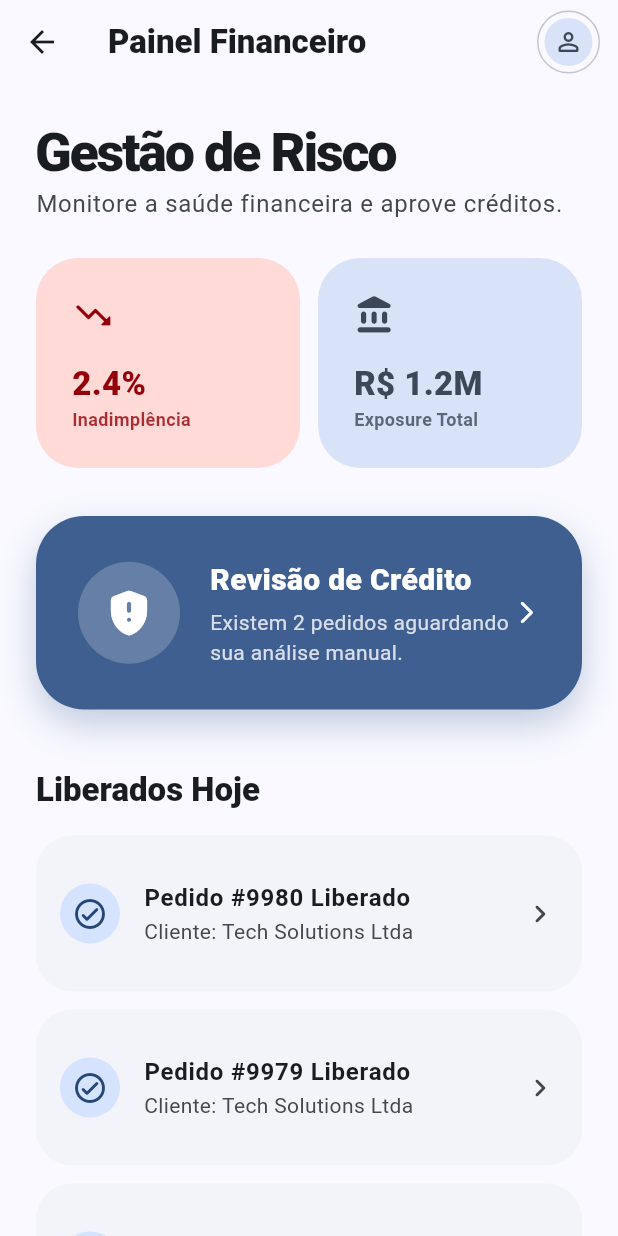
After one commit to teiGustavo/ecommerce-b2b, a Flutter app: the FinanceHomePage screen opened directly, on a phone screen of 412 x 824 dp. The commit adds this screen. Run offline on Flutter 3.47's test engine with Material 3 defaults, Android fonts, the phone set to English and light mode, and no system bars; our stand-ins replace equatable, flutter_bloc, formz, get_it, go_router; accounts and stored records are empty.

Commit message:
✨ feat(finance): adicionar página de revisão financeira e lógica de aprovação

```diff
--- a/lib/app/core/routes/app_routes.dart
+++ b/lib/app/core/routes/app_routes.dart
@@ -8,6 +8,8 @@ import 'package:ecommerce_b2b/modules/identity_access/presentation/cubit/auth_cu
 import 'package:ecommerce_b2b/modules/identity_access/presentation/pages/login_page.dart';
 import 'package:ecommerce_b2b/modules/customer_portal/presentation/pages/buyer_home_page.dart';
 import 'package:ecommerce_b2b/modules/sales_team/sales_representative/presentation/pages/representative_home_page.dart';
+import 'package:ecommerce_b2b/modules/order_flow/sales_order/presentation/finance_review/pages/finance_home_page.dart';
+import 'package:ecommerce_b2b/modules/order_flow/sales_order/presentation/finance_review/pages/finance_review_page.dart';
 import 'package:flutter/material.dart';
 import 'package:go_router/go_router.dart';
 import 'package:flutter_bloc/flutter_bloc.dart';
@@ -57,9 +59,16 @@ final appRouter = GoRouter(
               if (authState.session.role == UserRole.representative) {
                 return const RepresentativeHomePage();
               }
+              if (authState.session.role == UserRole.finance) {
+                return const FinanceHomePage();
+              }
             }
             return const HomePage();
           },
+        ),
+        GoRoute(
+          path: AppPage.finance.path,
+          builder: (context, state) => const FinanceReviewPage(),
         ),
       ],
     ),
--- a/lib/modules/order_flow/sales_order/domain/repositories/sales_order_repository.dart
+++ b/lib/modules/order_flow/sales_order/domain/repositories/sales_order_repository.dart
@@ -1,3 +1,4 @@
+import 'package:ecommerce_b2b/modules/order_flow/domain/enums/order_status.dart';
 import 'package:ecommerce_b2b/modules/order_flow/sales_order/domain/sales_order.dart';
 import 'package:ecommerce_b2b/modules/shared_kernel/domain/common/ids/company_id.dart';
 
@@ -5,4 +6,7 @@ import 'package:ecommerce_b2b/modules/shared_kernel/domain/common/ids/company_id
 abstract class SalesOrderRepository {
   /// Busca todos os pedidos vinculados a uma empresa específica (RF18).
   Future<List<SalesOrder>> findByCompanyId(CompanyId companyId);
+
+  /// Busca pedidos por status (ex: aguardando aprovação financeira).
+  Future<List<SalesOrder>> findByStatus(OrderStatus status);
 }
--- /dev/null
+++ b/lib/modules/order_flow/sales_order/presentation/finance_review/pages/finance_home_page.dart
@@ -0,0 +1,261 @@
+import 'package:ecommerce_b2b/app/core/routes/app_pages.dart';
+import 'package:ecommerce_b2b/app/presentation/widgets/user_profile_dropdown.dart';
+import 'package:flutter/material.dart';
+import 'package:go_router/go_router.dart';
+
+class FinanceHomePage extends StatelessWidget {
+  const FinanceHomePage({super.key});
+
+  @override
+  Widget build(BuildContext context) {
+    final theme = Theme.of(context);
+    final colorScheme = theme.colorScheme;
+
+    return Scaffold(
+      backgroundColor: colorScheme.surface,
+      appBar: AppBar(
+        title: const Text('Painel Financeiro',
+            style: TextStyle(fontWeight: FontWeight.w900)),
+        actions: const [UserProfileDropdown()],
+      ),
+      body: RefreshIndicator(
+        onRefresh: () async {
+          // Simulação de recarregamento
+          await Future.delayed(const Duration(seconds: 1));
+        },
+        child: CustomScrollView(
+          slivers: [
+            // Cabeçalho de Boas-vindas
+            SliverToBoxAdapter(
+              child: Padding(
+                padding: const EdgeInsets.all(24.0),
+                child: Column(
+                  crossAxisAlignment: CrossAxisAlignment.start,
+                  children: [
+                    Text(
+                      'Gestão de Risco',
+                      style: theme.textTheme.displaySmall?.copyWith(
+                        fontWeight: FontWeight.w900,
+                        letterSpacing: -1.5,
+                        color: colorScheme.onSurface,
+                      ),
+                    ),
+                    Text(
+                      'Monitore a saúde financeira e aprove créditos.',
+                      style: theme.textTheme.bodyLarge?.copyWith(
+                        color: colorScheme.onSurfaceVariant,
+                      ),
+                    ),
+                  ],
+                ),
+              ),
+            ),
+
+            // Cards de Métricas Críticas (Expressive Row)
+            SliverToBoxAdapter(
+              child: Padding(
+                padding: const EdgeInsets.symmetric(horizontal: 24.0),
+                child: Row(
+                  children: [
+                    _buildMetricCard(
+                      context,
+                      'Inadimplência',
+                      '2.4%',
+                      Icons.trending_down_rounded,
+                      colorScheme.errorContainer,
+                      colorScheme.onErrorContainer,
+                    ),
+                    const SizedBox(width: 12),
+                    _buildMetricCard(
+                      context,
+                      'Exposure Total',
+                      'R\$ 1.2M',
+                      Icons.account_balance_rounded,
+                      colorScheme.secondaryContainer,
+                      colorScheme.onSecondaryContainer,
+                    ),
+                  ],
+                ),
+              ),
+            ),
+
+            // Ação Principal: Revisão de Crédito
+            SliverToBoxAdapter(
+              child: Padding(
+                padding: const EdgeInsets.fromLTRB(24, 32, 24, 16),
+                child: _buildActionHeroCard(
+                  context,
+                  'Revisão de Crédito',
+                  'Existem 2 pedidos aguardando sua análise manual.',
+                  Icons.gpp_maybe_rounded,
+                  colorScheme.primary,
+                  colorScheme.onPrimary,
+                  () => context.go(AppPage.finance.path),
+                ),
+              ),
+            ),
+
+            // Seção de Atividades
+            SliverToBoxAdapter(
+              child: Padding(
+                padding: const EdgeInsets.fromLTRB(24, 24, 24, 16),
+                child: Text(
+                  'Liberados Hoje',
+                  style: theme.textTheme.titleLarge?.copyWith(
+                    fontWeight: FontWeight.w900,
+                  ),
+                ),
+              ),
+            ),
+
+            SliverPadding(
+              padding: const EdgeInsets.symmetric(horizontal: 24),
+              sliver: SliverList(
+                delegate: SliverChildBuilderDelegate(
+                  (context, index) {
+                    return Card(
+                      margin: const EdgeInsets.only(bottom: 12),
+                      color: colorScheme.surfaceContainerLow,
+                      shape: RoundedRectangleBorder(
+                          borderRadius: BorderRadius.circular(24)),
+                      child: ListTile(
+                        contentPadding: const EdgeInsets.all(16),
+                        leading: CircleAvatar(
+                          backgroundColor: colorScheme.primaryContainer,
+                          child: Icon(Icons.check_circle_outline_rounded,
+                              color: colorScheme.onPrimaryContainer),
+                        ),
+                        title: Text('Pedido #99${80 - index} Liberado',
+                            style:
+                                const TextStyle(fontWeight: FontWeight.bold)),
+                        subtitle: const Text('Cliente: Tech Solutions Ltda'),
+                        trailing: const Icon(Icons.chevron_right_rounded),
+                      ),
+                    );
+                  },
+                  childCount: 3,
+                ),
+              ),
+            ),
+
+            const SliverToBoxAdapter(child: SizedBox(height: 32)),
+          ],
+        ),
+      ),
+    );
+  }
+
+  Widget _buildMetricCard(
+    BuildContext context,
+    String label,
+    String value,
+    IconData icon,
+    Color backgroundColor,
+    Color foregroundColor,
+  ) {
+    return Expanded(
+      child: Container(
+        padding: const EdgeInsets.all(24),
+        decoration: BoxDecoration(
+          color: backgroundColor,
+          borderRadius: BorderRadius.circular(28),
+        ),
+        child: Column(
+          crossAxisAlignment: CrossAxisAlignment.start,
+          children: [
+            Icon(icon, color: foregroundColor, size: 28),
+            const SizedBox(height: 16),
+            Text(
+              value,
+              style: TextStyle(
+                color: foregroundColor,
+                fontSize: 22,
+                fontWeight: FontWeight.w900,
+              ),
+            ),
+            Text(
+              label,
+              style: TextStyle(
+                color: foregroundColor.withValues(alpha: 0.8),
+                fontSize: 12,
+                fontWeight: FontWeight.bold,
+              ),
+            ),
+          ],
+        ),
+      ),
+    );
+  }
+
+  Widget _buildActionHeroCard(
+    BuildContext context,
+    String title,
+    String subtitle,
+    IconData icon,
+    Color backgroundColor,
+    Color foregroundColor,
+    VoidCallback onTap,
+  ) {
+    return Container(
+      decoration: BoxDecoration(
+        color: backgroundColor,
+        borderRadius: BorderRadius.circular(32),
+        boxShadow: [
+          BoxShadow(
+            color: backgroundColor.withValues(alpha: 0.3),
+            blurRadius: 20,
+            offset: const Offset(0, 10),
+          )
+        ],
+      ),
+      child: Material(
+        color: Colors.transparent,
+        child: InkWell(
+          onTap: onTap,
+          borderRadius: BorderRadius.circular(32),
+          child: Padding(
+            padding: const EdgeInsets.all(28.0),
+            child: Row(
+              children: [
+                Container(
+                  padding: const EdgeInsets.all(16),
+                  decoration: BoxDecoration(
+                    color: foregroundColor.withValues(alpha: 0.2),
+                    shape: BoxShape.circle,
+                  ),
+                  child: Icon(icon, size: 36, color: foregroundColor),
+                ),
+                const SizedBox(width: 20),
+                Expanded(
+                  child: Column(
+                    crossAxisAlignment: CrossAxisAlignment.start,
+                    children: [
+                      Text(
+                        title,
+                        style: TextStyle(
+                          fontSize: 20,
+                          fontWeight: FontWeight.w900,
+                          color: foregroundColor,
+                        ),
+                      ),
+                      const SizedBox(height: 4),
+                      Text(
+                        subtitle,
+                        style: TextStyle(
+                          fontSize: 14,
+                          color: foregroundColor.withValues(alpha: 0.8),
+                        ),
+                      ),
+                    ],
+                  ),
+                ),
+                Icon(Icons.arrow_forward_ios_rounded,
+                    size: 18, color: foregroundColor),
+              ],
+            ),
+          ),
+        ),
+      ),
+    );
+  }
+}
```
Also changed, not shown: lib/app/core/di/service_locator.dart (+13 -0 lines), lib/modules/order_flow/sales_order/application/get_pending_finance_reviews/get_pending_finance_reviews_use_case.dart (added, +17 -0 lines), lib/modules/order_flow/sales_order/domain/finance_review.dart (+14 -4 lines), lib/modules/order_flow/sales_order/infrastructure/repositories/adapters/mock/mock_sales_order_adapter.dart (added, +33 -0 lines), lib/modules/order_flow/sales_order/presentation/finance_review/cubit/finance_review_cubit.dart (added, +64 -0 lines), lib/modules/order_flow/sales_order/presentation/finance_review/cubit/finance_review_state.dart (added, +28 -0 lines), lib/modules/order_flow/sales_order/presentation/finance_review/pages/finance_review_page.dart (added, +143 -0 lines), 1 other file.
